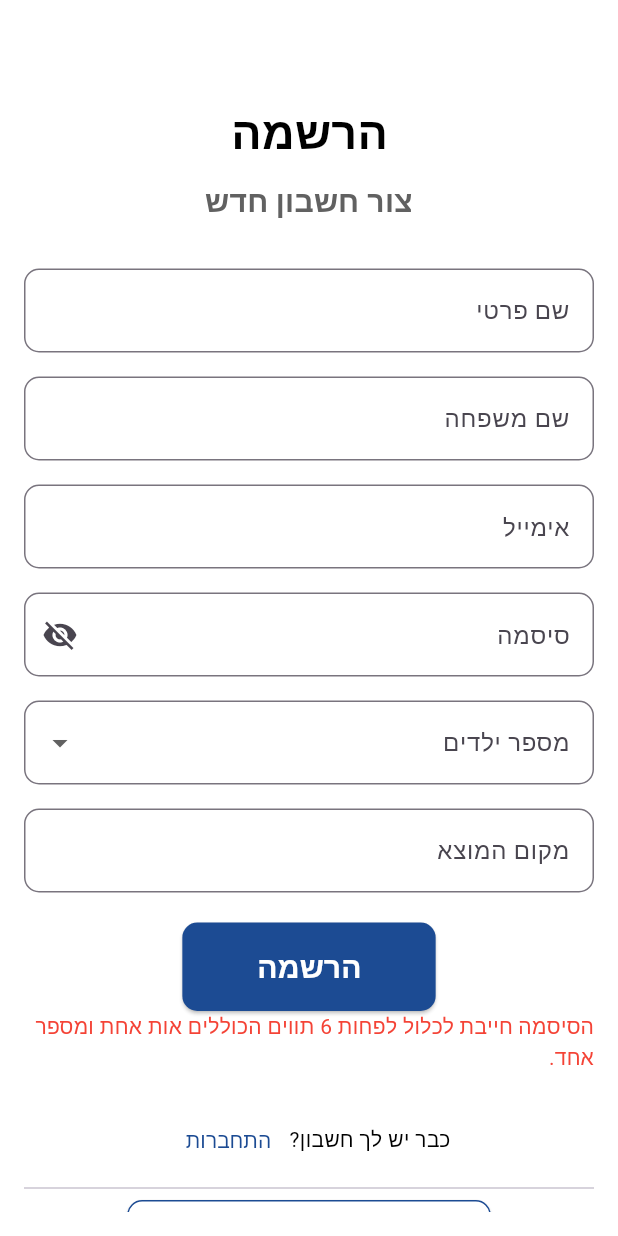
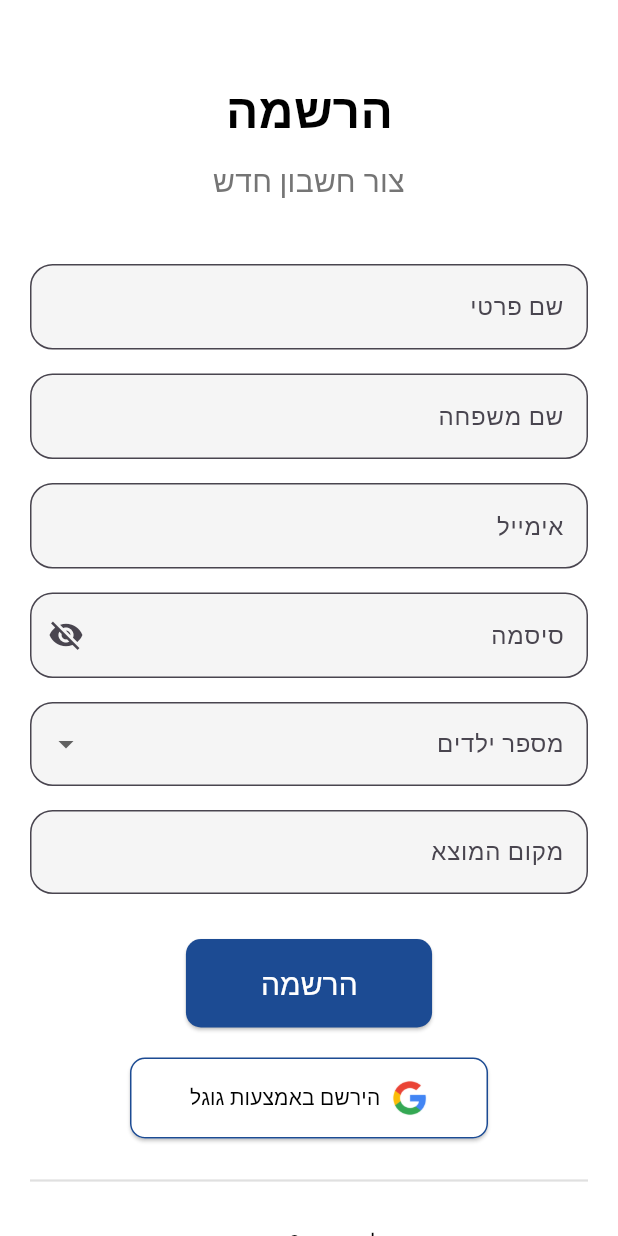
Before and after one commit to yirmi99/carpool, a Flutter app: the SignUpScreen screen opened by its route, after a tap on "הרשמה", on a phone screen of 412 x 824 dp. Run offline on Flutter 3.47's test engine with Material 3 defaults, Android fonts, the phone set to English and light mode, and no system bars; our stand-ins replace cloud_firestore, firebase_auth, firebase_core, flutter_typeahead, geocoding, google_maps_flutter and 3 more; missing offline and left inert: google_maps_webservice; accounts and stored records are empty; network calls fail.

Commit message:
google sign in

```diff
--- a/lib/authentication/signup_screen.dart
+++ b/lib/authentication/signup_screen.dart
@@ -4,6 +4,7 @@ import 'package:cloud_firestore/cloud_firestore.dart';
 import 'package:carpool/pages/home_screen.dart';
 import 'package:carpool/generated/l10n.dart';
 import 'package:flutter_typeahead/flutter_typeahead.dart';
+import 'package:google_sign_in/google_sign_in.dart';
 import 'package:carpool/methods/common_methods.dart';
 
 class SignUpScreen extends StatefulWidget {
@@ -26,25 +27,13 @@ class _SignUpScreenState extends State<SignUpScreen> {
   final CommonMethods commonMethods = CommonMethods();
   String _errorMessage = '';
   bool _isOtherSelected = false;
-
-  bool _validatePassword(String password) {
-    return password.length >= 6 && RegExp(r'^(?=.*[a-zA-Z])(?=.*\d)').hasMatch(password);
-  }
+  bool _isGoogleSignUp = false;
 
   Future<void> _signUp() async {
-    final password = _passwordController.text.trim();
-    final passwordRegExp = RegExp(r'^(?=.*[A-Za-z])(?=.*\d)[A-Za-z\d]{6,}$');
-    if (!passwordRegExp.hasMatch(password)) {
-      setState(() {
-        _errorMessage = S.of(context).passwordRequirementMessage;
-      });
-      return;
-    }
-
     try {
       UserCredential userCredential = await _auth.createUserWithEmailAndPassword(
         email: _emailController.text.trim(),
-        password: password,
+        password: _passwordController.text.trim(),
       );
 
       if (userCredential.user != null) {
@@ -52,14 +41,7 @@ class _SignUpScreenState extends State<SignUpScreen> {
         await userCredential.user!.reload();
         User? updatedUser = _auth.currentUser;
 
-        // Save user details in Firestore
-        FirebaseFirestore.instance.collection('users').doc(updatedUser!.uid).set({
-          'firstName': _firstNameController.text.trim(),
-          'lastName': _lastNameController.text.trim(),
-          'email': _emailController.text.trim(),
-          'numberOfChildren': _childrenController.text.trim(),
-          'departureLocation': _departureController.text.trim(),
-        });
+        await _saveUserDetailsToFirestore(updatedUser!.uid);
 
         if (context.mounted) {
           Navigator.pushReplacement(
@@ -80,86 +62,111 @@ class _SignUpScreenState extends State<SignUpScreen> {
       setState(() {
         _errorMessage = e.message ?? S.of(context).unknownError;
       });
+    }
+  }
+
+  Future<void> _signInWithGoogle() async {
+    try {
+      final GoogleSignInAccount? googleUser = await GoogleSignIn().signIn();
+      if (googleUser == null) {
+        return;
+      }
+
+      final GoogleSignInAuthentication googleAuth = await googleUser.authentication;
+      final AuthCredential credential = GoogleAuthProvider.credential(
+        accessToken: googleAuth.accessToken,
+        idToken: googleAuth.idToken,
+      );
+
+      UserCredential userCredential = await _auth.signInWithCredential(credential);
+
+      if (userCredential.additionalUserInfo?.isNewUser == true) {
+        setState(() {
+          _isGoogleSignUp = true;
+        });
+        await _showAdditionalFieldsForm(userCredential.user);
+      }
+
+      if (context.mounted) {
+        Navigator.pushReplacement(
+          context,
+          MaterialPageRoute(
+            builder: (context) => HomeScreen(
+              onLocaleChange: widget.onLocaleChange,
+            ),
+          ),
+        );
+      }
     } catch (e) {
       setState(() {
-        _errorMessage = S.of(context).unknownError;
+        _errorMessage = 'Google Sign-Up failed: $e';
       });
     }
   }
 
-  void _signInWithGoogle() {
-    // Add your Google Sign-In logic here
+  Future<void> _saveUserDetailsToFirestore(String userId) async {
+    await FirebaseFirestore.instance.collection('users').doc(userId).set({
+      'firstName': _firstNameController.text.trim(),
+      'lastName': _lastNameController.text.trim(),
+      'email': _emailController.text.trim(),
+      'numberOfChildren': _childrenController.text.trim(),
+      'departureLocation': _departureController.text.trim(),
+    });
   }
 
-  void _signInWithFacebook() {
-    // Add your Facebook Sign-In logic here
+  Future<void> _showAdditionalFieldsForm(User? user) async {
+    await showDialog(
+      context: context,
+      barrierDismissible: false,
+      builder: (BuildContext context) {
+        return AlertDialog(
+          title: Text(S.of(context).completeSignUp),
+          content: SingleChildScrollView(
+            child: Column(
+              children: [
+                _buildTextField(_firstNameController, S.of(context).firstName, S.of(context).firstNameHint),
+                const SizedBox(height: 16),
+                _buildTextField(_lastNameController, S.of(context).lastName, S.of(context).lastNameHint),
+                const SizedBox(height: 16),
+                _buildDropdown(),
+                const SizedBox(height: 16),
+                _buildTypeAheadField(),
+              ],
+            ),
+          ),
+          actions: [
+            ElevatedButton(
+              onPressed: () async {
+                if (user != null) {
+                  await _saveUserDetailsToFirestore(user.uid);
+                  Navigator.pop(context);
+                }
+              },
+              child: Text(S.of(context).save),
+            ),
+          ],
+        );
+      },
+    );
   }
 
-  @override
-  Widget build(BuildContext context) {
-    final Color primaryColor = const Color(0xFF1C4B93);
+  Widget _buildTextField(TextEditingController controller, String label, String hintText) {
+    return TextField(
+      controller: controller,
+      decoration: InputDecoration(
+        labelText: label,
+        hintText: hintText,
+        border: OutlineInputBorder(
+          borderRadius: BorderRadius.circular(15),
+        ),
+        filled: true,
+        fillColor: Colors.grey[100],
+      ),
+    );
+  }
 
-    return Scaffold(
-      body: Padding(
-        padding: const EdgeInsets.all(16.0),
-        child: SingleChildScrollView(
-          child: Column(
-            mainAxisAlignment: MainAxisAlignment.center,
-            children: <Widget>[
-              const SizedBox(height: 50),
-              Text(
-                S.of(context).signupTitle,
-                style: const TextStyle(fontSize: 30, fontWeight: FontWeight.bold),
-              ),
-              const SizedBox(height: 10),
-              Text(
-                S.of(context).createNewAccount,
-                style: TextStyle(fontSize: 20, fontWeight: FontWeight.bold, color: Colors.grey[700]),
-              ),
-              const SizedBox(height: 30),
-              TextField(
-                controller: _firstNameController,
-                decoration: InputDecoration(
-                  labelText: S.of(context).firstName,
-                  border: OutlineInputBorder(
-                    borderRadius: BorderRadius.circular(10),
-                  ),
-                ),
-              ),
-              const SizedBox(height: 16),
-              TextField(
-                controller: _lastNameController,
-                decoration: InputDecoration(
-                  labelText: S.of(context).lastName,
-                  border: OutlineInputBorder(
-                    borderRadius: BorderRadius.circular(10),
-                  ),
-                ),
-              ),
-              const SizedBox(height: 16),
-              TextField(
-                controller: _emailController,
-                decoration: InputDecoration(
-                  labelText: S.of(context).email,
-                  border: OutlineInputBorder(
-                    borderRadius: BorderRadius.circular(10),
-                  ),
-                ),
-              ),
-              const SizedBox(height: 16),
-              TextField(
-                controller: _passwordController,
-                decoration: InputDecoration(
-                  labelText: S.of(context).password,
-                  border: OutlineInputBorder(
-                    borderRadius: BorderRadius.circular(10),
-                  ),
-                  suffixIcon: const Icon(Icons.visibility_off),
-                ),
-                obscureText: true,
-              ),
-              const SizedBox(height: 16),
-              DropdownButtonFormField(
+  Widget _buildDropdown() {
+    return DropdownButtonFormField(
       value: _childrenController.text.isEmpty ? null : _childrenController.text,
       items: [
         const DropdownMenuItem(value: '1', child: Text('1')),
@@ -183,31 +190,25 @@ class _SignUpScreenState extends State<SignUpScreen> {
       decoration: InputDecoration(
         labelText: S.of(context).numberOfChildrenLabel,
         border: OutlineInputBorder(
-                    borderRadius: BorderRadius.circular(10),
+          borderRadius: BorderRadius.circular(15),
         ),
+        filled: true,
+        fillColor: Colors.grey[100],
       ),
-              ),
-              if (_isOtherSelected)
-                TextField(
-                  controller: _childrenController,
-                  decoration: InputDecoration(
-                    labelText: S.of(context).enterNumberOfChildren,
-                    border: OutlineInputBorder(
-                      borderRadius: BorderRadius.circular(10),
-                    ),
-                  ),
-                  keyboardType: TextInputType.number,
-                ),
-              const SizedBox(height: 16),
-              TypeAheadFormField(
+    );
+  }
+
+  Widget _buildTypeAheadField() {
+    return TypeAheadFormField(
       textFieldConfiguration: TextFieldConfiguration(
         controller: _departureController,
         decoration: InputDecoration(
           labelText: S.of(context).departureLocation,
-                    hintText: '', // Removed text
           border: OutlineInputBorder(
-                      borderRadius: BorderRadius.circular(10),
+            borderRadius: BorderRadius.circular(15),
           ),
+          filled: true,
+          fillColor: Colors.grey[100],
         ),
       ),
       suggestionsCallback: (pattern) async {
@@ -221,28 +222,88 @@ class _SignUpScreenState extends State<SignUpScreen> {
       onSuggestionSelected: (suggestion) {
         _departureController.text = suggestion.toString();
       },
+    );
+  }
+
+  @override
+  Widget build(BuildContext context) {
+    final Color primaryColor = const Color(0xFF1C4B93);
+
+    return Scaffold(
+      body: Padding(
+        padding: const EdgeInsets.symmetric(horizontal: 20.0),
+        child: SingleChildScrollView(
+          child: Column(
+            mainAxisAlignment: MainAxisAlignment.center,
+            children: <Widget>[
+              const SizedBox(height: 50),
+              Text(
+                S.of(context).signupTitle,
+                style: const TextStyle(fontSize: 32, fontWeight: FontWeight.bold),
               ),
-              const SizedBox(height: 20),
+              const SizedBox(height: 10),
+              Text(
+                S.of(context).createNewAccount,
+                style: TextStyle(fontSize: 20, color: Colors.grey[600]),
+              ),
+              const SizedBox(height: 40),
+              if (!_isGoogleSignUp) ...[
+                _buildTextField(_firstNameController, S.of(context).firstName, S.of(context).firstNameHint),
+                const SizedBox(height: 16),
+                _buildTextField(_lastNameController, S.of(context).lastName, S.of(context).lastNameHint),
+                const SizedBox(height: 16),
+                _buildTextField(_emailController, S.of(context).email, S.of(context).emailHint),
+                const SizedBox(height: 16),
+                TextField(
+                  controller: _passwordController,
+                  decoration: InputDecoration(
+                    labelText: S.of(context).password,
+                    hintText: S.of(context).passwordHint,
+                    border: OutlineInputBorder(
+                      borderRadius: BorderRadius.circular(15),
+                    ),
+                    suffixIcon: const Icon(Icons.visibility_off),
+                    filled: true,
+                    fillColor: Colors.grey[100],
+                  ),
+                  obscureText: true,
+                ),
+                const SizedBox(height: 16),
+              ],
+              _buildDropdown(),
+              const SizedBox(height: 16),
+              _buildTypeAheadField(),
+              const SizedBox(height: 30),
               ElevatedButton(
-                onPressed: _signUp,
+                onPressed: _isGoogleSignUp ? null : _signUp,
                 style: ElevatedButton.styleFrom(
                   backgroundColor: primaryColor,
                   padding: const EdgeInsets.symmetric(horizontal: 50, vertical: 15),
+                  shape: RoundedRectangleBorder(borderRadius: BorderRadius.circular(10)),
+                ),
+                child: Text(S.of(context).signup, style: const TextStyle(fontSize: 20, color: Colors.white)),
+              ),
+              const SizedBox(height: 20),
+              ElevatedButton.icon(
+                onPressed: _signInWithGoogle,
+                style: ElevatedButton.styleFrom(
+                  backgroundColor: Colors.white,
+                  foregroundColor: Colors.black,
+                  padding: const EdgeInsets.symmetric(horizontal: 40, vertical: 15),
                   shape: RoundedRectangleBorder(
                     borderRadius: BorderRadius.circular(10),
+                    side: BorderSide(color: primaryColor),
                   ),
                 ),
-                child: Text(
-                  S.of(context).signup,
-                  style: const TextStyle(fontSize: 20, fontWeight: FontWeight.bold, color: Colors.white),
-                ),
-              ),
-              if (_errorMessage.isNotEmpty)
-                Text(
-                  _errorMessage,
-                  style: const TextStyle(color: Colors.red),
+                icon: Image.asset('assets/images/google_icon.png', height: 24, width: 24),
+                label: Text(S.of(context).signUpWithGoogle),
               ),
               const SizedBox(height: 20),
+              Divider(
+                color: Colors.grey.shade300,
+                thickness: 1.5,
+              ),
+              const SizedBox(height: 10),
               Row(
                 mainAxisAlignment: MainAxisAlignment.center,
                 children: [
@@ -255,34 +316,13 @@ class _SignUpScreenState extends State<SignUpScreen> {
                   ),
                 ],
               ),
-              const Divider(),
-              ElevatedButton.icon(
-                onPressed: _signInWithGoogle,
-                style: ElevatedButton.styleFrom(
-                  backgroundColor: Colors.white,
-                  foregroundColor: Colors.black,
-                  padding: const EdgeInsets.symmetric(horizontal: 40, vertical: 15),
-                  shape: RoundedRectangleBorder(
-                    borderRadius: BorderRadius.circular(10),
-                    side: BorderSide(color: primaryColor),
+              if (_errorMessage.isNotEmpty)
+                Padding(
+                  padding: const EdgeInsets.only(top: 20),
+                  child: Text(
+                    _errorMessage,
+                    style: const TextStyle(color: Colors.red),
                   ),
-                ),
-                icon: Image.asset('assets/images/google_icon.png', height: 24, width: 24),
-                label: Text(S.of(context).signInWithGoogle),
-              ),
-              const SizedBox(height: 10),
-              ElevatedButton.icon(
-                onPressed: _signInWithFacebook,
-                style: ElevatedButton.styleFrom(
-                  backgroundColor: Colors.blue,
-                  foregroundColor: Colors.white,
-                  padding: const EdgeInsets.symmetric(horizontal: 30, vertical: 15),
-                  shape: RoundedRectangleBorder(
-                    borderRadius: BorderRadius.circular(10),
-                  ),
-                ),
-                icon: Image.asset('assets/images/facebook_icon.png', height: 24, width: 24),
-                label: Text(S.of(context).signInWithFacebook),
                 ),
             ],
           ),
--- a/lib/l10n/intl_he.arb
+++ b/lib/l10n/intl_he.arb
@@ -1,4 +1,5 @@
 {
+  "@@locale": "he",
   "appTitle": "ניהול קארפול",
   "loginTitle": "התחברות",
   "welcomeBack": "ברוך שובך!",
@@ -130,7 +131,7 @@
   "endDate": "סיום:",
   "enterEmailForReset": "הכנס את המייל שאיתו נרשמת",
   "resetPasswordLinkSent": "קישור לאיפוס סיסמה נשלח אל המייל",
-  "signInWithGoogle": "התחבר באמצעות גוגל",
+  "signInWithGoogle": "הרשם באמצעות גוגל",
   "enterEmailToResetPassword": "הכנס את האימייל שנרשמת איתו עבור שחזור הסיסמה",
   "passwordResetEmailSent": "נשלח אלייך מייל לאיפוס סיסמה",
   "signInWithFacebook": "התחבר באמצעות פייסבוק",
@@ -158,5 +159,13 @@
   "aboutTitle": "אודות אפליקציה זו",
   "aboutDescription": "אפליקציה זו עוזרת לך לנהל נסיעות משותפות לילדיך בצורה יעילה.\n היא מאפשרת לך ליצור ולהצטרף לקבוצות נסיעות משותפות, לתכנן לוחות זמנים לנסיעות, לשוחח עם חברי הקבוצה ולעקוב אחר מיקומים בזמן אמת של הנסיעות.\n המטרה שלנו היא להפוך את הנסיעות המשותפות לנוחות ובטוחות להורים ולילדיהם.",
   "cancelRideMessageToChat": "{userName} ביטל את הנסיעה שלו בתאריך {date}",
-  "leaveGroupMessageToChat": "המשתמש {userName} עזב הקבוצה"
+  "leaveGroupMessageToChat": "המשתמש {userName} עזב הקבוצה",
+  "completeSignUp": "השלם את ההרשמה שלך",
+  "save": "שמור",
+  "firstNameHint": "הזן את השם הפרטי שלך",
+  "lastNameHint": "הזן את שם המשפחה שלך",
+  "emailHint": "הזן את כתובת האימייל שלך",
+  "passwordHint": "הזן את הסיסמה שלך",
+  "signUpWithGoogle": "הירשם באמצעות גוגל",
+  "loginWithGoogle": "התחבר באמצעות גוגל"
 }
--- a/lib/methods/common_methods.dart
+++ b/lib/methods/common_methods.dart
@@ -1,7 +1,7 @@
 import 'package:google_maps_webservice/places.dart';
 
 class CommonMethods {
-  final GoogleMapsPlaces _places = GoogleMapsPlaces(apiKey: '');
+  final GoogleMapsPlaces _places = GoogleMapsPlaces(apiKey: 'AIzaSyBJe19nK9fg11snvL6hjWozUifUBYgDUuE');
 
   Future<List<String>> getAddresses(String city, String pattern) async {
     final response = await _places.autocomplete(
```
Also changed, not shown: lib/authentication/login_screen.dart (+77 -83 lines), lib/l10n/intl_en.arb (+10 -1 lines), lib/generated/intl/messages_en.dart, lib/generated/intl/messages_he.dart, lib/generated/l10n.dart, 2 other files. Lines whose indentation alone changed are shown as unchanged.
